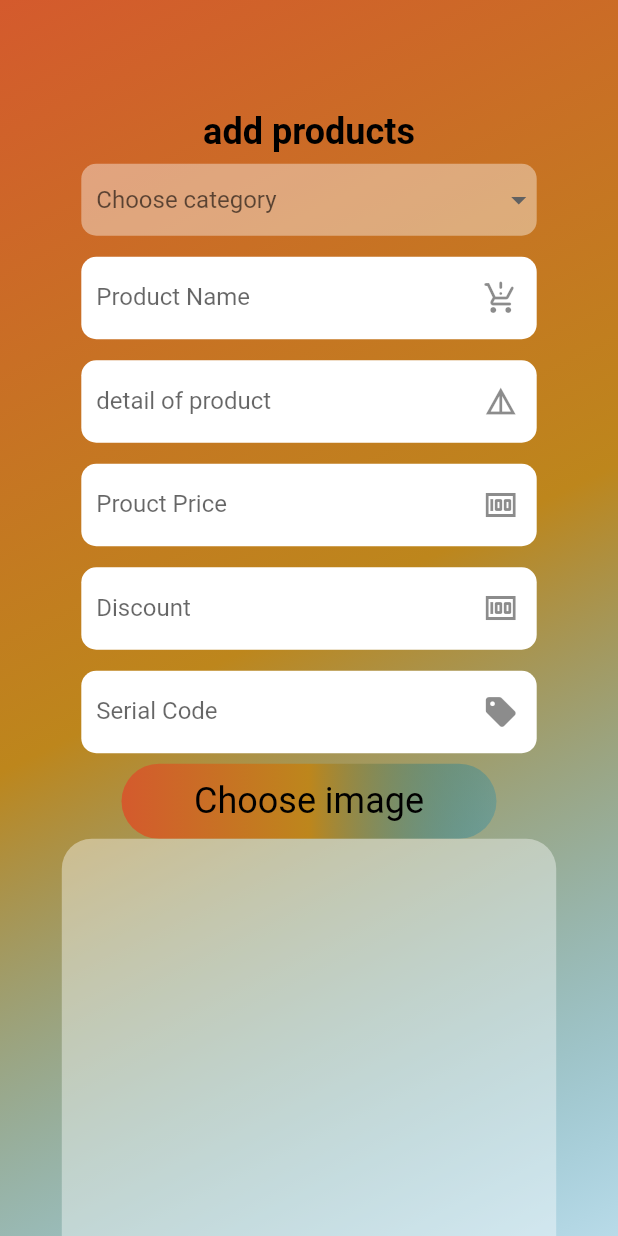
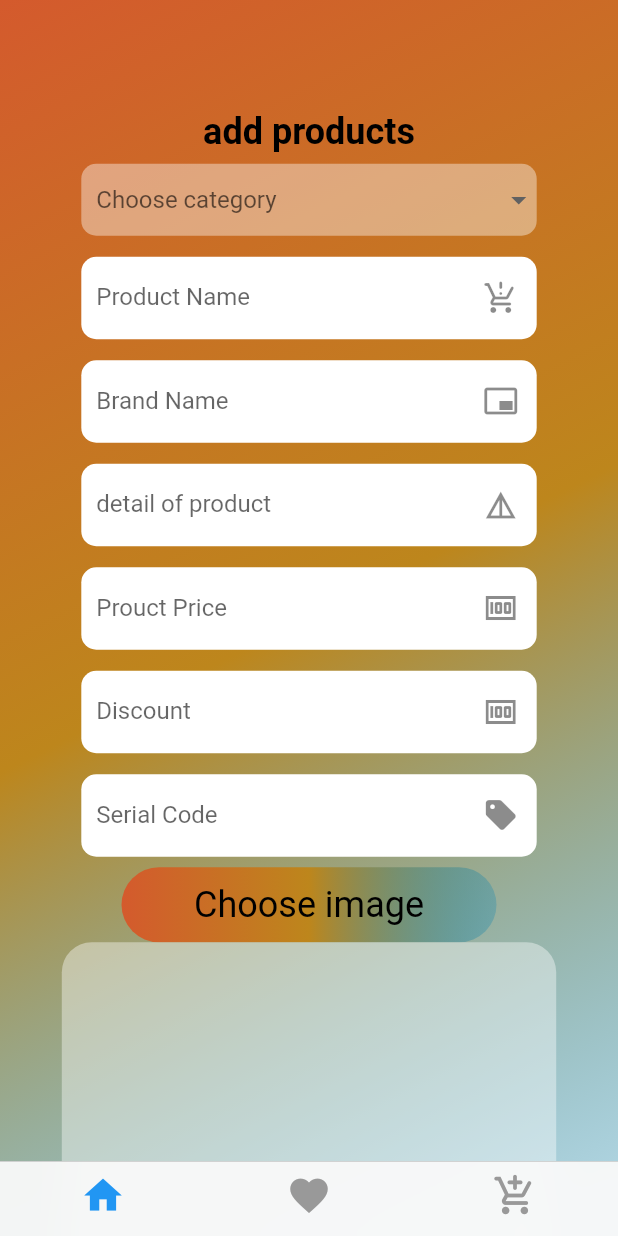
Before and after one commit to mariamyusra21/auction_fire, a Flutter app: the screen it shows once a user with an empty profile is signed in, in the side drawer, after a tap on "Add Product", on a phone screen of 412 x 824 dp. Run offline on Flutter 3.47's test engine with Material 2 defaults, Android fonts, the phone set to English and light mode, and no system bars; our stand-ins replace carousel_slider, cloud_firestore, firebase_auth, firebase_core, firebase_storage, fluttertoast and 4 more; missing offline and left inert: flutter_admin_scaffold, wc_form_validators; accounts and stored records are empty; network calls fail.

Commit message:
improvement in code and start of fav, search screens

```diff
--- a/analysis_options.yaml
+++ b/analysis_options.yaml
@@ -1 +1 @@
-include: package:flutter_lints/flutter.yaml
+# include: package:flutter_lints/flutter.yaml
--- a/lib/models/add_product_model.dart
+++ b/lib/models/add_product_model.dart
@@ -5,6 +5,7 @@ class Uploadproduct {
   String? id;
   String? uid;
   String? productName;
+  String? proBrand;
   String? detail;
   int? price;
   int? discountPrice;
@@ -17,20 +18,21 @@ class Uploadproduct {
   List<dynamic>? detailimageUrls;
 
   Uploadproduct(
-      {required this.category,
-      required this.id,
-      required this.uid,
-      required this.productName,
-      required this.detail,
-      required this.price,
-      required this.discountPrice,
-      required this.currentHighestBid,
-      required this.serialNo,
-      required this.imageUrls,
-      required this.isOnSale,
-      required this.isPopular,
-      required this.isFavorite,
-      required this.detailimageUrls});
+      { this.category,
+       this.id,
+       this.uid,
+       this.productName,
+       this.proBrand,
+       this.detail,
+       this.price,
+       this.discountPrice,
+       this.currentHighestBid,
+       this.serialNo,
+       this.imageUrls,
+       this.isOnSale,
+       this.isPopular,
+       this.isFavorite,
+       this.detailimageUrls});
 
   static Future<void> addProduct(Uploadproduct addproduct) async {
     //function to add data in firestore database
@@ -45,6 +47,7 @@ class Uploadproduct {
       // 'id': docId,
       "category": addproduct.category,
       "productName": addproduct.productName,
+      "brandName": addproduct.proBrand,
       "detail": addproduct.detail,
       "price": addproduct.price,
       "discountPrice": addproduct.discountPrice,
@@ -68,6 +71,7 @@ class Uploadproduct {
       : category = snapshot.data()["category"],
         id = snapshot.data()['id'],
         productName = snapshot.data()["productName"],
+        proBrand = snapshot.data()["brandName"],
         detail = snapshot.data()["detail"],
         price = snapshot.data()["price"],
         uid = snapshot.data()['UserID'],
--- a/lib/screens/landing_screen.dart
+++ b/lib/screens/landing_screen.dart
@@ -1,3 +1,4 @@
+import 'package:auction_fire/screens/user_screens/bottom_tab_screens/bottom_page.dart';
 import 'package:auction_fire/screens/user_screens/guest_page.dart';
 import 'package:firebase_auth/firebase_auth.dart';
 import 'package:firebase_core/firebase_core.dart';
@@ -54,7 +55,7 @@ class LandiingScreen extends StatelessWidget {
                   if (user == null) {
                     return GuestPage();
                   } else {
-                    return SellerHomeScreen();
+                    return bottomPageScreen();
                   }
                 }
                 return Scaffold(
@@ -62,11 +63,34 @@ class LandiingScreen extends StatelessWidget {
                     child: Column(
                       mainAxisAlignment: MainAxisAlignment.center,
                       children: [
-                        Text(
-                          'Authentication Checking',
-                          style: BidStyle.boldStyle,
-                          textAlign: TextAlign.center,
+                        // Text(
+                        //   'Authentication Checking',
+                        //   style: BidStyle.boldStyle,
+                        //   textAlign: TextAlign.center,
+                        // ),
+                             RichText(
+                          text: const TextSpan(
+                    children: [
+                      TextSpan(
+                        text: "Auction ",
+                        style: TextStyle(
+                          fontSize: 27,
+                          color: Colors.orange,
+                          fontWeight: FontWeight.bold,
                         ),
+                      ),
+                      TextSpan(
+                        text: "FIRE",
+                        style: TextStyle(
+                          fontSize: 27,
+                          color: Colors.black,
+                          fontStyle: FontStyle.italic,
+                          fontWeight: FontWeight.bold,
+                        ),
+                      ),
+                    ],
+                  )),
+
                         CircularProgressIndicator(),
                       ],
                     ),
--- a/lib/screens/profile/viewprofile.dart
+++ b/lib/screens/profile/viewprofile.dart
@@ -35,7 +35,7 @@ class _ProfileDataState extends State<ProfileData> {
       // } else {
         FirebaseFirestore.instance
             .collection('Users')
-            .doc(widget.user!.uid)
+            .doc(widget.user?.uid)
             .get()
             .then((DocumentSnapshot<Map<String, dynamic>> snapshot) {
           usernameController.text = snapshot['username'];
--- /dev/null
+++ b/lib/screens/user_screens/bottom_tab_screens/bottom_page.dart
@@ -0,0 +1,55 @@
+import 'package:auction_fire/screens/user_screens/bottom_tab_screens/cart_screen.dart';
+import 'package:auction_fire/screens/user_screens/bottom_tab_screens/favourite_screen.dart';
+import 'package:auction_fire/screens/user_screens/seller_pages/seller_home_screen.dart';
+import 'package:flutter/cupertino.dart';
+import 'package:flutter/foundation.dart';
+import 'package:flutter/material.dart';
+
+class bottomPageScreen extends StatefulWidget {
+  const bottomPageScreen({super.key});
+
+  @override
+  State<bottomPageScreen> createState() => _bottomPageScreenState();
+}
+
+class _bottomPageScreenState extends State<bottomPageScreen> {
+  @override
+  Widget build(BuildContext context) {
+    return CupertinoTabScaffold(
+    tabBar: CupertinoTabBar(items: [
+        BottomNavigationBarItem(icon: Icon(Icons.home)),
+          BottomNavigationBarItem(icon: Icon(Icons.favorite)),
+            BottomNavigationBarItem(icon: Icon(Icons.add_shopping_cart_rounded)),
+    ]),
+    tabBuilder: (context, index){
+      switch (index) {
+        case 0:
+          return CupertinoTabView(
+            builder: (context) {
+              return CupertinoPageScaffold(
+                child: SellerHomeScreen(),
+              );
+            },
+          );
+          case 1:
+          return CupertinoTabView(
+            builder: (context) {
+              return CupertinoPageScaffold(
+                child: FavoriteScreen(),
+              );
+            },
+          );
+          case 2:
+          return CupertinoTabView(
+            builder: (context) {
+              return CupertinoPageScaffold(
+                child: CartScreen(),
+              );
+            },
+          );
+        default:
+      }
+      return SellerHomeScreen();
+    });
+  }
+}
--- a/lib/screens/user_screens/guest_page.dart
+++ b/lib/screens/user_screens/guest_page.dart
@@ -1,8 +1,13 @@
+import 'dart:math';
+
 import 'package:auction_fire/screens/user_screens/login_page.dart';
+import 'package:auction_fire/screens/user_screens/product_filter_screen.dart';
 import 'package:cloud_firestore/cloud_firestore.dart';
 import 'package:firebase_auth/firebase_auth.dart';
+import 'package:flutter/foundation.dart';
 import 'package:flutter/material.dart';
 import 'package:auction_fire/screens/user_screens/seller_pages/add_product_screen.dart';
+import 'package:sizer/sizer.dart';
 import '../../models/add_product_model.dart';
 import '../../widgets/product_cards.dart';
 
@@ -42,6 +47,14 @@ class _GuestPageState extends State<GuestPage> {
     "https://cdn.pixabay.com/photo/2016/11/22/19/08/hangers-1850082_1280.jpg"
     ];
 
+     List categories = [
+    "Garments",
+    "Electronics",
+    "Jewllery",
+    "Foot_Wear",
+    "Cosmatics",
+    "Stationary"
+  ];
 
   @override
   Widget build(BuildContext context) {
@@ -49,12 +62,13 @@ class _GuestPageState extends State<GuestPage> {
       appBar: AppBar(
         backgroundColor: Color(0xFFD45A2D),
         title: Text(
-          'Action Fire Welcome Page',
+          'Welcome to AUCTION FIRE',
           style: TextStyle(color: Colors.black, fontWeight: FontWeight.bold),
         ),
         centerTitle: true,
       ),
-      body: Container(
+      body: SingleChildScrollView(
+        child: Container(
               height: MediaQuery.of(context).size.height,
               width: MediaQuery.of(context).size.width,
               decoration: BoxDecoration(
@@ -63,7 +77,7 @@ class _GuestPageState extends State<GuestPage> {
                 Color(0xFFBD861C),
                 Color.fromARGB(67, 0, 130, 181)
               ], begin: Alignment.topLeft, end: Alignment.bottomRight)),
-        child:
+
               // ListView.builder(
               //     scrollDirection: Axis.vertical,
               //     shrinkWrap: true,
@@ -93,8 +107,60 @@ class _GuestPageState extends State<GuestPage> {
               //         ],
               //       );
               //     }),
+              child: Column(
+                children: [
+                 const Padding(
+                    padding:  EdgeInsets.all(8.0),
+                    child: Text("Categories",
+                    style: TextStyle(fontSize: 18, fontWeight: FontWeight.w600),),
+                  ),
+                  Row(
+                    // displaying categories in row
+                    // then using product filter screen to show categroies wise products
+                    children: [
 
-      StreamBuilder<QuerySnapshot<Map<String, dynamic>>>(
+                      ...List.generate(categories.length, (index) => Expanded(
+                        child: InkWell(
+                          onTap: (){
+                            Navigator.push(context, MaterialPageRoute(
+                              builder: (_)=>  ProductScreen()));
+                          },
+                          child: Container(
+                            height: 5.h, width: 18.w,
+                            padding: const EdgeInsets.all(5),
+                            child: Container(
+                              child: Center(
+                                child: Padding(padding: const EdgeInsets.all(8),
+                                child: Text(
+                                  categories[index],
+                                  textAlign: TextAlign.center,
+                                  style: TextStyle(fontSize: 10, color: Colors.white),
+                                ),
+                                ),
+                              ),
+                              decoration:  BoxDecoration(
+                                shape: BoxShape.rectangle,
+                                borderRadius: BorderRadius.circular(8),
+                                boxShadow:[
+                                  BoxShadow(
+                                    color: Colors.grey.withOpacity(0.3),
+                                    blurRadius: 3,
+                                    spreadRadius: 2
+                                  )
+                                ],
+                                color: Colors.primaries[
+                                  Random().nextInt(categories.length)
+                                ]
+                              ),
+                            ),
+                          ),
+                        ),
+                      )),
+
+                    ],
+                  ),
+                  Expanded(
+                    child: StreamBuilder<QuerySnapshot<Map<String, dynamic>>>(
 
                     stream:  FirebaseFirestore.instance.collection('Updateproduct').snapshots(),
                      builder:  (BuildContext context, snapshot) {
@@ -132,7 +198,10 @@ class _GuestPageState extends State<GuestPage> {
                                }
                               },
                      ),
-
+                  ),
+                ],
+              ),
+            ),
       ),
     );
   }
--- a/lib/screens/user_screens/seller_pages/add_product_screen.dart
+++ b/lib/screens/user_screens/seller_pages/add_product_screen.dart
@@ -27,6 +27,7 @@ class _AddProductState extends State<AddProduct> {
   TextEditingController categoryC = TextEditingController();
   TextEditingController idC = TextEditingController();
   TextEditingController productNameC = TextEditingController();
+  TextEditingController brandNameC = TextEditingController();
   TextEditingController detailC = TextEditingController();
   TextEditingController priceC = TextEditingController();
   TextEditingController discountPriceC = TextEditingController();
@@ -124,11 +125,13 @@ class _AddProductState extends State<AddProduct> {
     });
      await uploadDetailImages();
     await uploadImage();
-    await Uploadproduct.addProduct(Uploadproduct(
+    if(imageUrls!=null && detailimageUrls == true){
+await Uploadproduct.addProduct(Uploadproduct(
       category: selectedvlaue,
       // id: uuid.v4(),
       id: idC.text,
       productName: productNameC.text,
+      proBrand: brandNameC.text,
       detail: detailC.text,
       price: int.tryParse(priceC.text),
       uid: user!.uid,
@@ -145,12 +148,17 @@ class _AddProductState extends State<AddProduct> {
       setState(() {
        // imageUrls.clear();
        // image!.clear();
-        clearFields();
+       // clearFields();
         isSaving = false;
         ScaffoldMessenger.of(context)
             .showSnackBar(const SnackBar(content: Text('Uploaded Sucessfuly')));
       });
     });
+
+    } else {
+      ScaffoldMessenger.of(context)
+            .showSnackBar(const SnackBar(content: Text('must be all fields filled')));
+    }
 
   }
 
@@ -218,6 +226,18 @@ class _AddProductState extends State<AddProduct> {
                     HintText: 'Product Name',
                     controller: productNameC,
                     icon: const Icon(Icons.production_quantity_limits_rounded),
+                    inputAction: TextInputAction.next,
+                  ),
+                   BidTextField(
+                    validate: (v) {
+                      if (v.isEmpty) {
+                        return 'should not be empty';
+                      }
+                      return null;
+                    },
+                    HintText: 'Brand Name',
+                    controller: brandNameC,
+                    icon: const Icon(Icons.branding_watermark_outlined),
                     inputAction: TextInputAction.next,
                   ),
                   BidTextField(
--- a/lib/screens/user_screens/seller_pages/seller_home_screen.dart
+++ b/lib/screens/user_screens/seller_pages/seller_home_screen.dart
@@ -158,38 +158,39 @@ class _SellerHomeScreenState extends State<SellerHomeScreen> {
           ),
         ],
       ),
-      bottomNavigationBar: BottomAppBar(
-        height: 60,
-        child: Row(
-          mainAxisAlignment: MainAxisAlignment.spaceBetween,
-          children: [
-            IconButton(
-              onPressed: () {},
-              icon: Icon(
-                Icons.favorite_outline_sharp,
-                size: 30,
-              ),
-              alignment: Alignment.bottomRight,
-            ),
-            IconButton(
-              onPressed: () {},
-              icon: Icon(
-                Icons.add_circle_outline,
-                size: 30,
-              ),
-              alignment: Alignment.bottomCenter,
-            ),
-            IconButton(
-              onPressed: () {},
-              icon: Icon(
-                Icons.search,
-                size: 30,
-              ),
-              alignment: Alignment.bottomLeft,
-            )
-          ],
-        ),
-      ),
+      // bottomNavigationBar: BottomAppBar(
+      //   height: 60,
+      //   child: Row(
+      //     mainAxisAlignment: MainAxisAlignment.spaceBetween,
+      //     children: [
+      //       IconButton(
+      //         onPressed: () {},
+      //         icon: Icon(
+      //           Icons.favorite_outline_sharp,
+      //           size: 30,
+      //         ),
+      //         alignment: Alignment.bottomRight,
+      //       ),
+      //       IconButton(
+      //         onPressed: () {},
+      //         icon: Icon(
+      //           Icons.add_circle_outline,
+      //           size: 30,
+      //         ),
+      //         alignment: Alignment.bottomCenter,
+      //       ),
+      //       IconButton(
+      //         onPressed: () {},
+      //         icon: Icon(
+      //           Icons.search,
+      //           size: 30,
+      //         ),
+      //         alignment: Alignment.bottomLeft,
+      //       )
+      //     ],
+      //   ),
+      // ),
+
       body: SafeArea(
         child: SingleChildScrollView(
           child: Container(
```
Also changed, not shown: lib/screens/user_screens/bottom_tab_screens/cart_screen.dart (added, +17 -0 lines), lib/screens/user_screens/bottom_tab_screens/favourite_screen.dart (added, +17 -0 lines), lib/screens/user_screens/product_filter_screen.dart (added, +94 -0 lines). Lines whose indentation alone changed are shown as unchanged.
